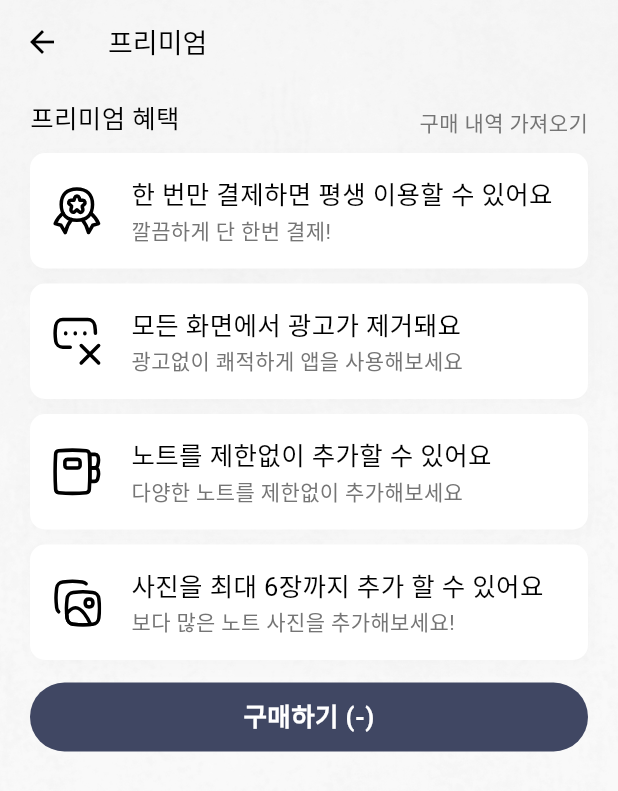
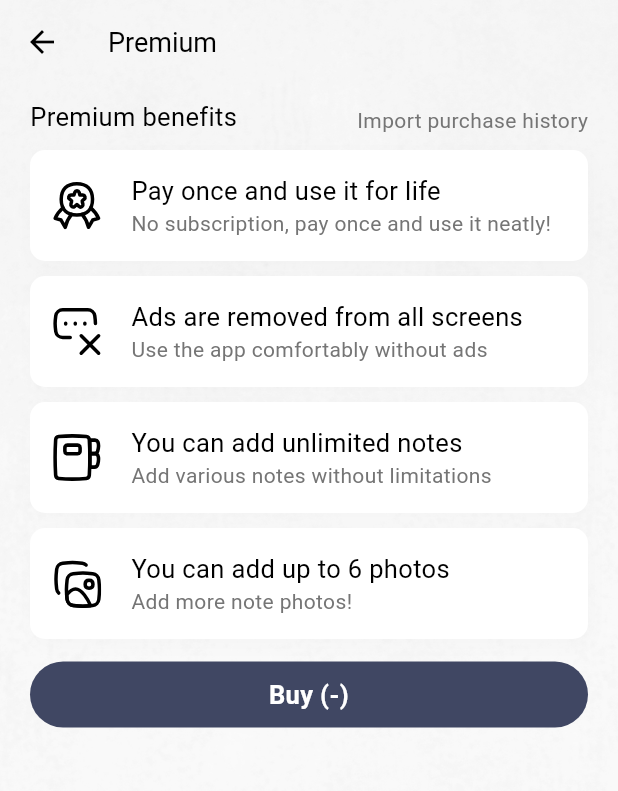
Before and after one commit to kthdd1234/simple-memo, a Flutter app: the PremiumPage screen opened directly, on a phone screen of 412 x 824 dp. Shown: the top 791 px of the screen. Run offline on Flutter 3.47's test engine with Material 3 defaults, Android fonts, the light colour scheme and no system bars; our stand-ins replace carousel_slider, easy_localization, flutter_svg, hive, hive_flutter, image_picker and 4 more; missing offline and left inert: multi_value_listenable_builder, purchases_flutter; accounts and stored records are empty; Roboto replaces fonts that are missing (Omyu).

```diff
--- a/assets/translations/en.json
+++ b/assets/translations/en.json
@@ -29,12 +29,32 @@
   "최소 1개 이상의 노트가 존재햐야 합니다.": "At least 1 note must exist.",
   "설정": "Settings",
   "화면": "Screen",
-  "시스템 설정": "System Settings",
+  "시스템 설정": "System",
   "화이트 모드": "White Mode",
   "다크 모드": "Dark Mode",
   "언어": "Language",
   "개인정보처리방침": "Privacy Policy",
   "앱 버전": "App Version",
   "복사하기": "Copy",
-  "붙여넣기": "Paste"
+  "붙여넣기": "Paste",
+  "프리미엄": "Premium",
+  "미구매": "Not purchased",
+  "구매 완료": "Purchased",
+  "프리미엄 혜택": "Premium benefits",
+  "구매 내역 가져오기": "Import purchase history",
+  "한 번만 결제하면 평생 이용할 수 있어요": "Pay once and use it for life",
+  "깔끔하게 단 한번 결제!": "No subscription, pay once and use it neatly!",
+  "모든 화면에서 광고가 제거돼요": "Ads are removed from all screens",
+  "광고없이 쾌적하게 앱을 사용해보세요": "Use the app comfortably without ads",
+  "노트를 제한없이 추가할 수 있어요": "You can add unlimited notes",
+  "다양한 노트를 제한없이 추가해보세요": "Add various notes without limitations",
+  "사진을 최대 6장까지 추가 할 수 있어요": "You can add up to 6 photos",
+  "보다 많은 노트 사진을 추가해보세요!": "Add more note photos!",
+  "구매하기": "Buy ({price})",
+  "데이터 불러오는 중...": "Loading data...",
+  "구매가 완료되었어요 :D": "Purchase completed :D",
+  "프리미엄 구매 시\n노트를 제한없이 추가할 수 있어요": "When purchasing premium\nYou can add unlimited notes",
+  "프리미엄 구매 페이지로 이동": "Go to premium purchase page",
+  "전체": "All",
+  "프리미엄 구매 시\n사진을 6장까지 추가할 있어요\n(미구매 시, 한 장만 추가 가능해요)": "Basic users can only add one photo.\nIf you purchase premium,\nyou can add up to 6 photos."
 }
--- a/lib/common/CommonButton.dart
+++ b/lib/common/CommonButton.dart
@@ -11,6 +11,7 @@ class CommonButton extends StatelessWidget {
     required this.verticalPadding,
     required this.borderRadius,
     required this.onTap,
+    this.nameArgs,
     this.fontSize,
     this.isBold,
     this.isNotTr,
@@ -23,6 +24,7 @@ class CommonButton extends StatelessWidget {
   EdgeInsetsGeometry? outerPadding;
   double? fontSize;
   bool? isBold, isNotTr;
+  Map<String, String>? nameArgs;
   Function() onTap;
 
   @override
@@ -46,6 +48,7 @@ class CommonButton extends StatelessWidget {
                     text: text,
                     color: textColor,
                     isBold: isBold ?? true,
+                    nameArgs: nameArgs,
                   )),
             ),
           ],
--- a/lib/common/CommonText.dart
+++ b/lib/common/CommonText.dart
@@ -45,7 +45,7 @@ class CommonText extends StatelessWidget {
         color: highlightColor,
       ),
       child: Text(
-        isNotTr == true ? text : text.tr(),
+        isNotTr == true ? text : text.tr(namedArgs: nameArgs),
         textAlign: textAlign ?? TextAlign.center,
         softWrap: softWrap ?? true,
         style: TextStyle(
--- a/lib/page/PremiumPage.dart
+++ b/lib/page/PremiumPage.dart
@@ -103,10 +103,13 @@ class _PremiumPageState extends State<PremiumPage> {
                   crossAxisAlignment: CrossAxisAlignment.end,
                   children: [
                     CommonText(text: '프리미엄 혜택'),
-                    CommonText(
+                    InkWell(
+                      onTap: onRestore,
+                      child: CommonText(
                         text: '구매 내역 가져오기',
                         color: grey.original,
                         fontSize: 14,
+                      ),
                     ),
                   ],
                 ),
@@ -116,6 +119,8 @@ class _PremiumPageState extends State<PremiumPage> {
                     .map(
                       (premiumBenefit) => CommonContainer(
                         outerPadding: const EdgeInsets.only(bottom: 10),
+                        child: SingleChildScrollView(
+                          scrollDirection: Axis.horizontal,
                           child: Row(
                             children: [
                               Padding(
@@ -140,6 +145,7 @@ class _PremiumPageState extends State<PremiumPage> {
                             ],
                           ),
                         ),
+                      ),
                     )
                     .toList(),
               ),
@@ -153,8 +159,10 @@ class _PremiumPageState extends State<PremiumPage> {
                       svgDirection: SvgDirection.left,
                     )
                   : CommonButton(
-                      text:
-                          '구매하기 (${package?.storeProduct.priceString ?? '-'})',
+                      text: '구매하기',
+                      nameArgs: {
+                        'price': package?.storeProduct.priceString ?? '-'
+                      },
                       textColor: Colors.white,
                       buttonColor: themeColor,
                       verticalPadding: 10,
--- a/lib/page/StartPage.dart
+++ b/lib/page/StartPage.dart
@@ -3,6 +3,7 @@
 import 'package:easy_localization/easy_localization.dart';
 import 'package:flutter/material.dart';
 import 'package:simple_memo_app/common/CommonPraise.dart';
+import 'package:simple_memo_app/common/CommonSpace.dart';
 import 'package:simple_memo_app/common/CommonText.dart';
 import 'package:simple_memo_app/model/category_box/category_box.dart';
 import 'package:simple_memo_app/model/user_box/user_box.dart';
@@ -80,6 +81,8 @@ class _StartPageState extends State<StartPage> {
         child: Column(
           children: [
             const Spacer(),
+            Image.asset('assets/images/app-logo-text.png', height: 30),
+            CommonSpace(height: 20),
             CommonText(text: '반가워요! 투데이 노트와 함께'),
             CommonText(text: '꾸준히 글쓰는 습관을 만들어봐요 :D'),
           ],
--- a/lib/util/final.dart
+++ b/lib/util/final.dart
@@ -280,12 +280,12 @@ final languageList = [
 Map<String, String> initCategoryName1 = {
   'ko': '📔노트 1',
   'en': '📔note 1',
-  'ja': '📔タイトル1'
+  'ja': '📔ノート1'
 };
 Map<String, String> initCategoryName2 = {
   'ko': '📕노트 2',
   'en': '📕note 2',
-  'ja': '📕タイトル2'
+  'ja': '📕ノート2'
 };
 
 final textAlignInfo = {
--- a/pubspec.yaml
+++ b/pubspec.yaml
@@ -92,7 +92,7 @@ flutter:
     - assets/translations/ko.json
     - assets/translations/en.json
     - assets/translations/ja.json
-    - assets/images/b-0.png
+    - assets/images/app-logo-text.png
     - assets/images/texture-1.png
     - assets/svgs/dir-down.svg
     - assets/svgs/dir-down-bold.svg
```
Also changed, not shown: assets/translations/ja.json (+24 -4 lines), assets/translations/ko.json (+21 -1 lines), lib/body/MemoBody.dart (+40 -6 lines), lib/common/CommonPraise.dart (+7 -2 lines), lib/page/ImagePage.dart (+20 -6 lines), lib/page/SearchPage.dart (+21 -5 lines), lib/widget/memo/MemoCategoryList.dart (+7 -3 lines), lib/widget/memo/MemoView.dart (+0 -24 lines), lib/widget/search/SearchView.dart (+14 -40 lines), assets/images/app-logo-text.png (added), assets/images/b-0.png (deleted), 11 other files. Lines whose indentation alone changed are shown as unchanged.
